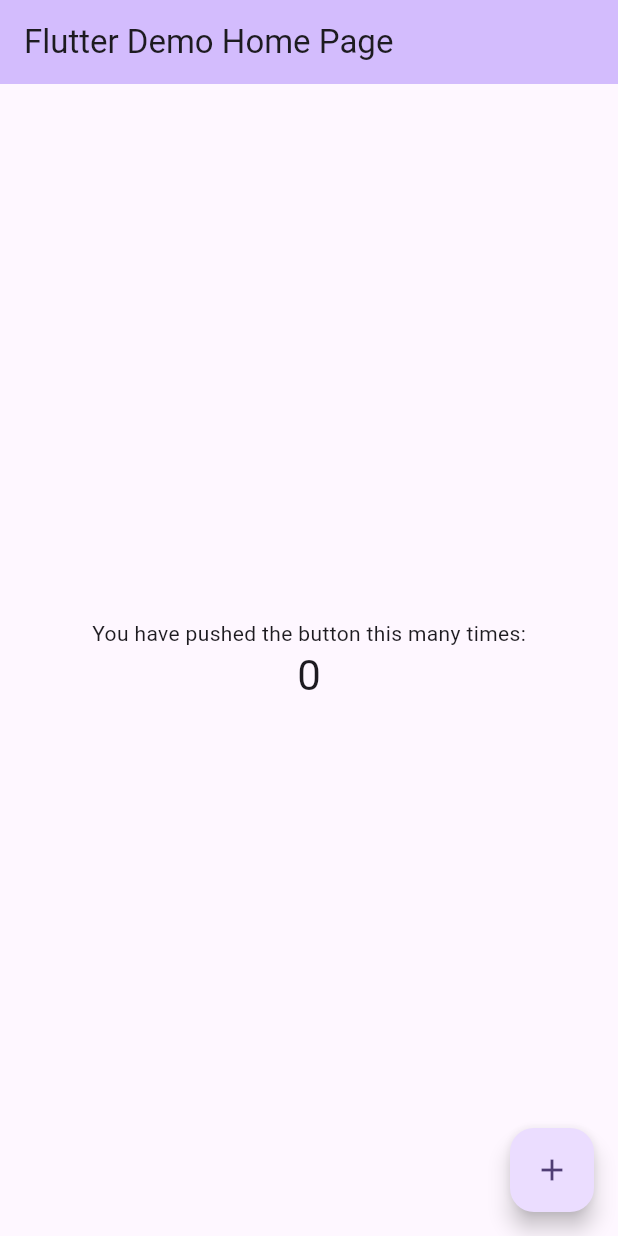
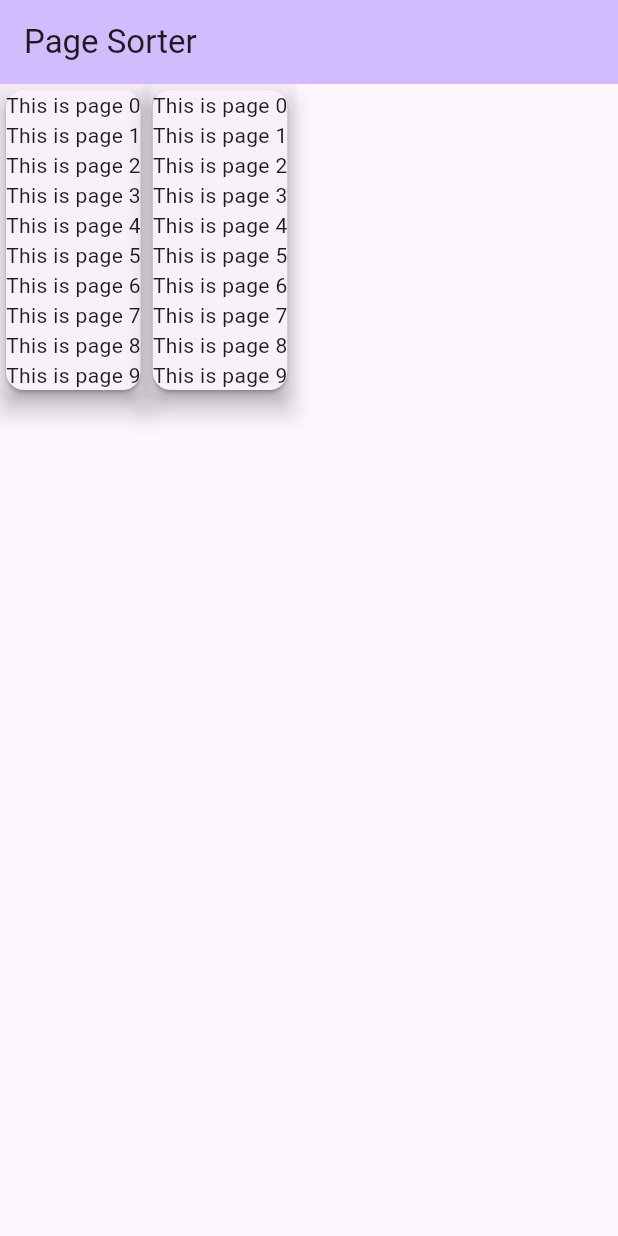
Before and after one commit to aruhant/page_reorder, a Flutter app: the screen it shows after launch, on a phone screen of 412 x 824 dp. Run offline on Flutter 3.47's test engine with Material 3 defaults, Android fonts, the light colour scheme and no system bars; drawn by our look-alikes of reorderables.

Commit message:
adding reorderable

```diff
--- a/app/lib/main.dart
+++ b/app/lib/main.dart
@@ -1,4 +1,5 @@
 import 'package:flutter/material.dart';
+import 'sorter_page.dart';
 
 void main() {
   runApp(const MyApp());
@@ -31,95 +32,7 @@
         colorScheme: ColorScheme.fromSeed(seedColor: Colors.deepPurple),
         useMaterial3: true,
       ),
-      home: const MyHomePage(title: 'Flutter Demo Home Page'),
+      home: const SorterPage(),
     );
   }
 }
-
-class MyHomePage extends StatefulWidget {
-  const MyHomePage({super.key, required this.title});
-
-  // This widget is the home page of your application. It is stateful, meaning
-  // that it has a State object (defined below) that contains fields that affect
-  // how it looks.
-
-  // This class is the configuration for the state. It holds the values (in this
-  // case the title) provided by the parent (in this case the App widget) and
-  // used by the build method of the State. Fields in a Widget subclass are
-  // always marked "final".
-
-  final String title;
-
-  @override
-  State<MyHomePage> createState() => _MyHomePageState();
-}
-
-class _MyHomePageState extends State<MyHomePage> {
-  int _counter = 0;
-
-  void _incrementCounter() {
-    setState(() {
-      // This call to setState tells the Flutter framework that something has
-      // changed in this State, which causes it to rerun the build method below
-      // so that the display can reflect the updated values. If we changed
-      // _counter without calling setState(), then the build method would not be
-      // called again, and so nothing would appear to happen.
-      _counter++;
-    });
-  }
-
-  @override
-  Widget build(BuildContext context) {
-    // This method is rerun every time setState is called, for instance as done
-    // by the _incrementCounter method above.
-    //
-    // The Flutter framework has been optimized to make rerunning build methods
-    // fast, so that you can just rebuild anything that needs updating rather
-    // than having to individually change instances of widgets.
-    return Scaffold(
-      appBar: AppBar(
-        // TRY THIS: Try changing the color here to a specific color (to
-        // Colors.amber, perhaps?) and trigger a hot reload to see the AppBar
-        // change color while the other colors stay the same.
-        backgroundColor: Theme.of(context).colorScheme.inversePrimary,
-        // Here we take the value from the MyHomePage object that was created by
-        // the App.build method, and use it to set our appbar title.
-        title: Text(widget.title),
-      ),
-      body: Center(
-        // Center is a layout widget. It takes a single child and positions it
-        // in the middle of the parent.
-        child: Column(
-          // Column is also a layout widget. It takes a list of children and
-          // arranges them vertically. By default, it sizes itself to fit its
-          // children horizontally, and tries to be as tall as its parent.
-          //
-          // Column has various properties to control how it sizes itself and
-          // how it positions its children. Here we use mainAxisAlignment to
-          // center the children vertically; the main axis here is the vertical
-          // axis because Columns are vertical (the cross axis would be
-          // horizontal).
-          //
-          // TRY THIS: Invoke "debug painting" (choose the "Toggle Debug Paint"
-          // action in the IDE, or press "p" in the console), to see the
-          // wireframe for each widget.
-          mainAxisAlignment: MainAxisAlignment.center,
-          children: <Widget>[
-            const Text(
-              'You have pushed the button this many times:',
-            ),
-            Text(
-              '$_counter',
-              style: Theme.of(context).textTheme.headlineMedium,
-            ),
-          ],
-        ),
-      ),
-      floatingActionButton: FloatingActionButton(
-        onPressed: _incrementCounter,
-        tooltip: 'Increment',
-        child: const Icon(Icons.add),
-      ), // This trailing comma makes auto-formatting nicer for build methods.
-    );
-  }
-}
--- /dev/null
+++ b/app/lib/reorderbable_list.dart
@@ -0,0 +1,62 @@
+import 'package:flutter/material.dart';
+import 'package:reorderables/reorderables.dart';
+
+class ReorderableListWidget extends StatefulWidget {
+  ReorderableListWidget({super.key});
+  @override
+  _ReorderableListWidgetState createState() => _ReorderableListWidgetState();
+}
+
+class _ReorderableListWidgetState extends State<ReorderableListWidget> {
+  late List<Widget> _rows;
+
+  @override
+  void initState() {
+    super.initState();
+    _rows = List<Widget>.generate(
+        10,
+        (int index) => Container(
+              key: ValueKey(widget.key.toString() + index.toString()),
+              width: double.infinity,
+              child: Center(
+                child: Text('This is page $index'),
+              ),
+            ));
+  }
+
+  @override
+  Widget build(BuildContext context) {
+    void _onReorder(int oldIndex, int newIndex) {
+      setState(() {
+        Widget row = _rows.removeAt(oldIndex);
+        _rows.insert(newIndex, row);
+      });
+    }
+
+    Widget reorderableColumn = IntrinsicWidth(
+        child: ReorderableColumn(
+      scrollController: ScrollController(),
+      needsLongPressDraggable: false,
+
+//        crossAxisAlignment: CrossAxisAlignment.start,
+      children: _rows,
+      onReorder: _onReorder,
+      onNoReorder: (int index) {
+        //this callback is optional
+        debugPrint(
+            '${DateTime.now().toString().substring(5, 22)} reorder cancelled. index:$index');
+      },
+    ));
+
+    return Transform(
+      transform: Matrix4.rotationZ(0),
+      alignment: FractionalOffset.topLeft,
+      child: Material(
+        child: Card(child: reorderableColumn),
+        elevation: 6.0,
+        color: Colors.transparent,
+        borderRadius: BorderRadius.zero,
+      ),
+    );
+  }
+}
--- /dev/null
+++ b/app/lib/sorter_page.dart
@@ -0,0 +1,54 @@
+import 'package:flutter/material.dart';
+import 'package:rearrange/reorderbable_list.dart';
+
+class SorterPage extends StatefulWidget {
+  const SorterPage({super.key});
+
+  // This widget is the home page of your application. It is stateful, meaning
+  // that it has a State object (defined below) that contains fields that affect
+  // how it looks.
+
+  // This class is the configuration for the state. It holds the values (in this
+  // case the title) provided by the parent (in this case the App widget) and
+  // used by the build method of the State. Fields in a Widget subclass are
+  // always marked "final".
+
+  @override
+  State<SorterPage> createState() => _SorterPageState();
+}
+
+class _SorterPageState extends State<SorterPage> {
+  int _counter = 0;
+
+  void _incrementCounter() {
+    setState(() {
+      // This call to setState tells the Flutter framework that something has
+      // changed in this State, which causes it to rerun the build method below
+      // so that the display can reflect the updated values. If we changed
+      // _counter without calling setState(), then the build method would not be
+      // called again, and so nothing would appear to happen.
+      _counter++;
+    });
+  }
+
+  @override
+  Widget build(BuildContext context) {
+    // This method is rerun every time setState is called, for instance as done
+    // by the _incrementCounter method above.
+    //
+    // The Flutter framework has been optimized to make rerunning build methods
+    // fast, so that you can just rebuild anything that needs updating rather
+    // than having to individually change instances of widgets.
+    return Scaffold(
+        appBar: AppBar(
+          backgroundColor: Theme.of(context).colorScheme.inversePrimary,
+          title: Text("Page Sorter"),
+        ),
+        body: Row(
+          children: [
+            ReorderableListWidget(key: UniqueKey()),
+            ReorderableListWidget(key: UniqueKey()),
+          ],
+        ));
+  }
+}
--- a/app/pubspec.yaml
+++ b/app/pubspec.yaml
@@ -35,8 +35,8 @@ dependencies:
   # For pdf manipulations.
   pdf_manipulator: ^0.5.9
 
-  # For draggable gridview.
-  reorderable_grid_view: ^2.2.5
+
+  reorderables:
 
   # For getting device path like temporary directory path.
   path_provider: ^2.0.11
```
Also changed, not shown: app/pubspec.lock, 3 other files.
